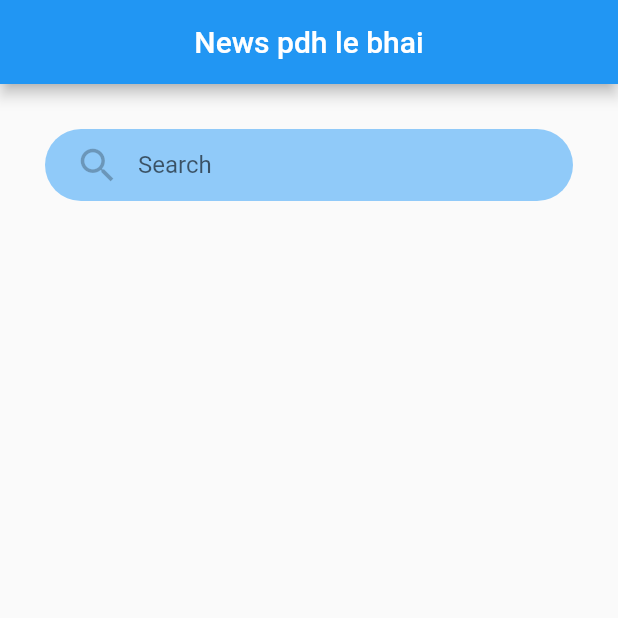
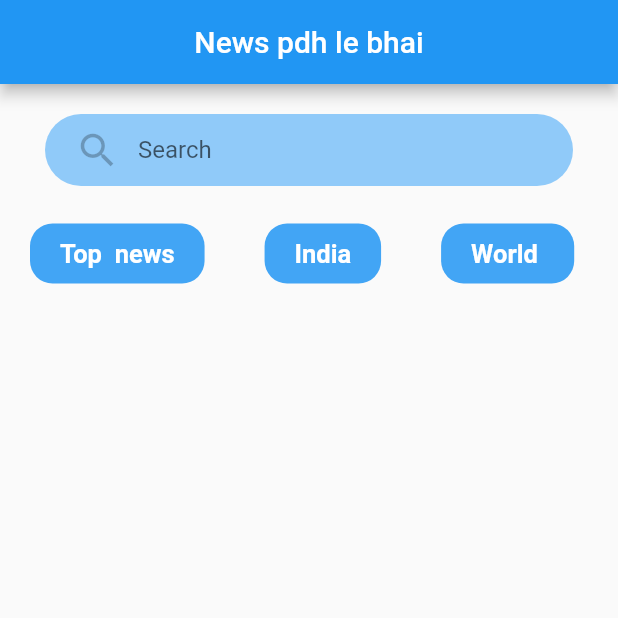
Before and after one commit to HarshGupta0/Get_News, a Flutter app: the screen it shows after launch, on a phone screen of 412 x 824 dp, the top half of it. Run offline on Flutter 3.47's test engine with Material 2 defaults, Android fonts, the phone set to English and light mode, and no system bars.

Commit message:
creating horizontal nav bar

```diff
--- a/lib/home.dart
+++ b/lib/home.dart
@@ -25,7 +25,7 @@ class _HomeState extends State<Home> {
               children: [
                 Container(
                   padding: EdgeInsets.only(left: 10),
-                  margin: EdgeInsets.all(30),
+                  margin: EdgeInsets.only(right: 30,left: 30,top:20,bottom: 15),
                   decoration: BoxDecoration(
                     borderRadius: BorderRadius.circular(35),
                     color: Colors.blue
@@ -69,7 +69,38 @@ class _HomeState extends State<Home> {
                     ],
                   ),
                 ),
-                Text('$search'),
+                // Text('$search'),
+                Container(
+                  height: 60,
+                  child: ListView.builder(
+                    shrinkWrap: true,
+                    scrollDirection: Axis.horizontal,
+                    itemCount: navBarIteam.length,
+                    itemBuilder:(context,index){
+                      return InkWell(
+                        onTap: (){
+                          print(navBarIteam[index]);
+                        },
+                        child: Container(
+                          margin: EdgeInsets.symmetric(horizontal: 20,vertical: 10),
+                          padding: EdgeInsets.symmetric(horizontal: 20,vertical: 10),
+                          decoration: BoxDecoration(
+                            color: Colors.blue.shade400,
+                            borderRadius: BorderRadius.circular(15),
+                          ),
+                          child: Center(
+                            child: Text(navBarIteam[index],
+                            style: TextStyle(color:Colors.white,
+                            fontWeight: FontWeight.bold,
+                            fontSize: 17,
+                            ),
+                            ),
+                          ),
+                        ),
+                      );
+                    },
+                  ),
+                ),
               ],
             ),
           ),
```
